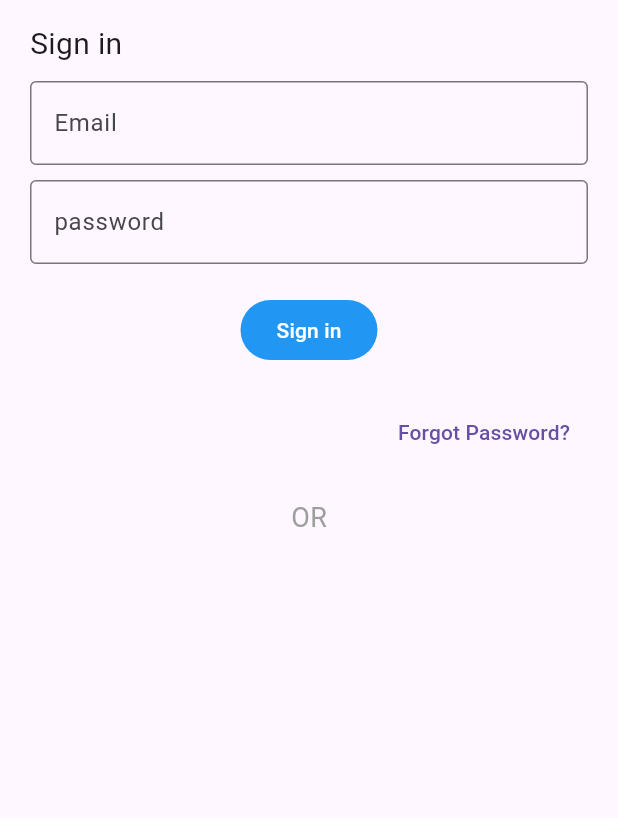
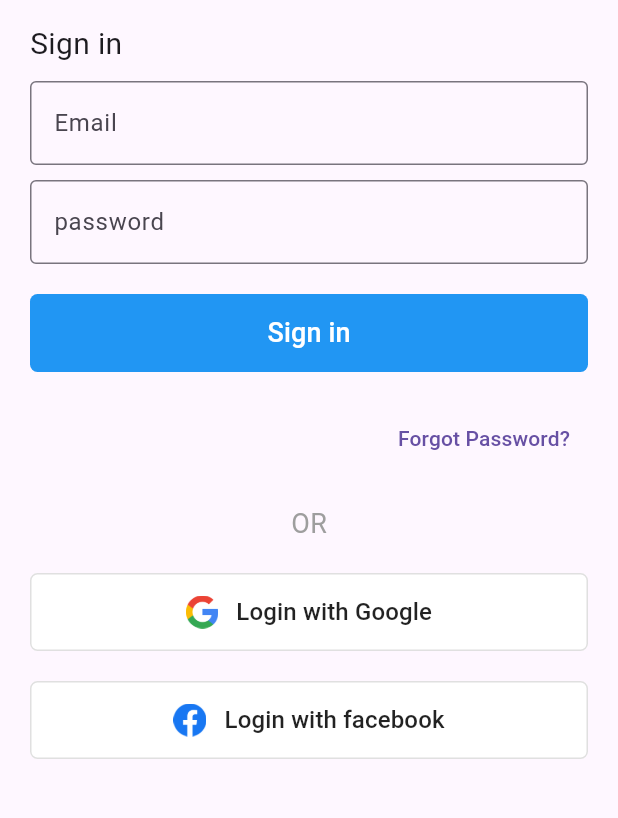
Before and after one commit to abdullah-polok/KurdEvent_Manager, a Flutter app: the screen it shows after launch, after a tap on "Login", on a phone screen of 412 x 824 dp, the part 255-1073 px from its top. Run offline on Flutter 3.47's test engine with Material 3 defaults, Android fonts, the phone set to English and light mode, and no system bars.

Commit message:
complete login pagr full UI Design

```diff
--- a/lib/Login_page.dart
+++ b/lib/Login_page.dart
@@ -61,7 +61,14 @@ child:Column(
       Align(
   alignment: Alignment.center,
   ///Filled the background color of the button with style
-  child:FilledButton(onPressed: (){},child:Text('Sign in'),style:FilledButton.styleFrom(backgroundColor:Colors.blue.shade500))
+  child: SizedBox(
+    ///Make the button full width using SizedBox
+      width: double.infinity,
+      height: 52,
+      child:FilledButton(onPressed: (){},child:Text('Sign in',style:TextStyle(fontSize:18),),style:FilledButton.styleFrom(backgroundColor:Colors.blue.shade500,shape:RoundedRectangleBorder(
+        borderRadius: BorderRadius.circular(5),
+      )))
+  )
 ),
 
       SizedBox(height:20),
@@ -81,10 +88,76 @@ child:Column(
       ),
 
       SizedBox(height: 20),
-    Align(
+
+      ///Google Button with outline button
+
+      Align(
       alignment: Alignment.center,
-    )
+     child:
+     SizedBox(
+      width:double.infinity,
+      height: 52,
+      child:OutlinedButton(
+        onPressed:() {},style: OutlinedButton.styleFrom(side:BorderSide(color: Colors.grey.shade300),
+      shape:RoundedRectangleBorder(borderRadius:BorderRadius.circular(5)),
+        backgroundColor: Colors.white
+      ),
+        child: Row(
+          mainAxisAlignment:MainAxisAlignment.center,
+          children: [
+            Image.asset(
+              'assets/images/google.png', // Google logo
+              height: 22,
+            ),
+            SizedBox(width: 12),
+            Text(
+              'Login with Google',
+              style: TextStyle(
+                color: Colors.black87,
+                fontSize: 16,
+              ),
+            ),
+          ],
+        ),
+      )
+      ),
 
+    ),
+
+      SizedBox(height: 20),
+
+      Align(
+        alignment: Alignment.center,
+        child:
+        SizedBox(
+            width:double.infinity,
+            height: 52,
+            child:OutlinedButton(
+              onPressed:() {},style: OutlinedButton.styleFrom(side:BorderSide(color: Colors.grey.shade300),
+                shape:RoundedRectangleBorder(borderRadius:BorderRadius.circular(5)),
+                backgroundColor: Colors.white
+            ),
+              child: Row(
+                mainAxisAlignment:MainAxisAlignment.center,
+                children: [
+                  Image.asset(
+                    'assets/images/facebook.png', // Google logo
+                    height: 22,
+                  ),
+                  SizedBox(width: 12),
+                  Text(
+                    'Login with facebook',
+                    style: TextStyle(
+                      color: Colors.black87,
+                      fontSize: 16,
+                    ),
+                  ),
+                ],
+              ),
+            )
+        ),
+
+      ),
     ]
 )
 )
```
Also changed, not shown: assets/images/facebook.png (added), assets/images/google.png (added).
